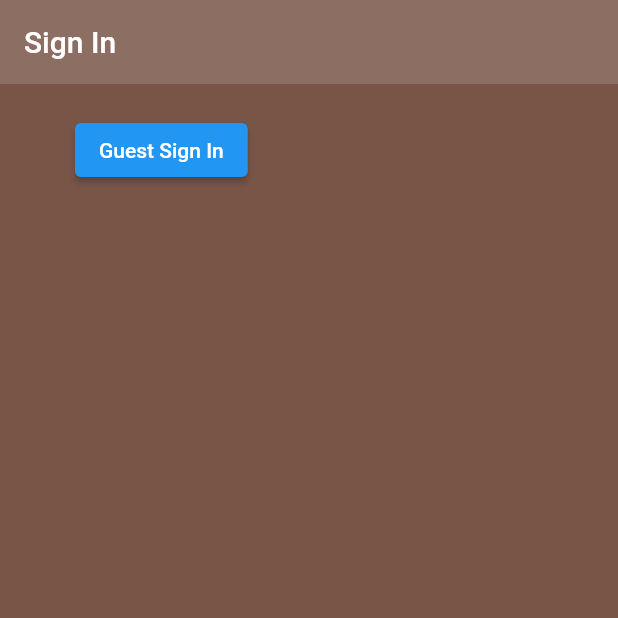
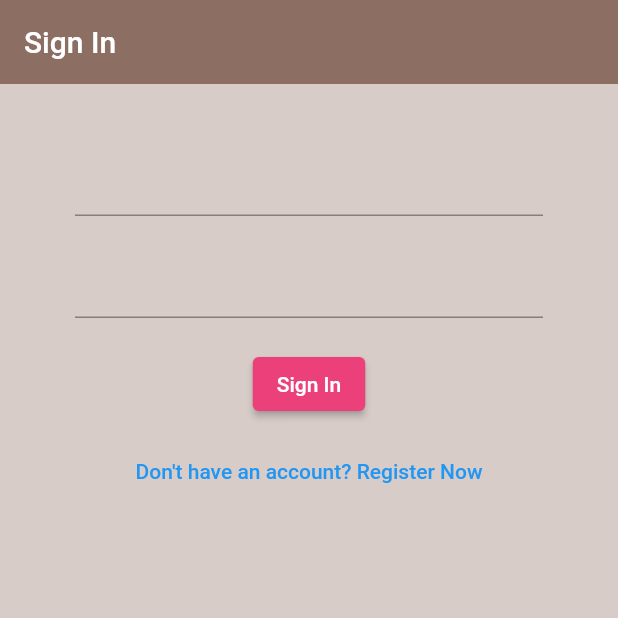
Before and after one commit to M-Dnny/firebase_login, a Flutter app: the screen it shows after launch, on a phone screen of 412 x 824 dp, the top half of it. Run offline on Flutter 3.47's test engine with Material 2 defaults, Android fonts, the phone set to English and light mode, and no system bars; our stand-ins replace firebase_auth, firebase_core; accounts and stored records are empty.

Commit message:
First Commit

```diff
--- a/lib/main.dart
+++ b/lib/main.dart
@@ -1,6 +1,4 @@
-import 'package:firebase_auth/firebase_auth.dart';
 import 'package:firebase_core/firebase_core.dart';
-import 'package:firebase_login/models/user.dart';
 import 'package:firebase_login/screens/wrapper.dart';
 import 'package:firebase_login/services/auth.dart';
 import 'package:flutter/material.dart';
--- a/lib/screens/authenticate/sign_in.dart
+++ b/lib/screens/authenticate/sign_in.dart
@@ -2,7 +2,8 @@ import 'package:firebase_login/services/auth.dart';
 import 'package:flutter/material.dart';
 
 class SignIn extends StatefulWidget {
-  const SignIn({Key? key}) : super(key: key);
+  final Function toggleView;
+  const SignIn({required this.toggleView});
 
   @override
   _SignInState createState() => _SignInState();
@@ -10,31 +11,58 @@ class SignIn extends StatefulWidget {
 
 class _SignInState extends State<SignIn> {
   final AuthService _auth = AuthService();
+
+  // TextField State
+  String email = '';
+  String password = '';
   @override
   Widget build(BuildContext context) {
     return Scaffold(
-      backgroundColor: Colors.brown,
+      backgroundColor: Colors.brown[100],
       appBar: AppBar(
         backgroundColor: Colors.brown[400],
         elevation: 0.0,
         title: Text('Sign In'),
       ),
       body: Container(
-        padding: EdgeInsets.symmetric(
-          horizontal: 50,
-          vertical: 20,
-        ),
-        child: ElevatedButton(
-          onPressed: () async {
-            dynamic result = await _auth.signInAnon();
-            if (result == null) {
-              print("Sign In did not Worked");
-            } else {
-              print('Sign In Worked');
-              print(result.uid);
-            }
-          },
-          child: Text('Guest Sign In'),
+        padding: EdgeInsets.symmetric(vertical: 20, horizontal: 50),
+        child: Form(
+          child: Column(
+            children: [
+              SizedBox(height: 20),
+              TextFormField(
+                onChanged: (val) {
+                  setState(() => email = val);
+                },
+              ),
+              SizedBox(height: 20),
+              TextFormField(
+                obscureText: true,
+                onChanged: (val) {
+                  setState(() => password = val);
+                },
+              ),
+              SizedBox(height: 20),
+              ElevatedButton(
+                onPressed: () async {
+                  print(email);
+                  print(password);
+                },
+                child: Text(
+                  'Sign In',
+                ),
+                style: ElevatedButton.styleFrom(
+                  primary: Colors.pink[400],
+                ),
+              ),
+              SizedBox(height: 10),
+              TextButton(
+                  onPressed: () {
+                    widget.toggleView();
+                  },
+                  child: Text("Don't have an account? Register Now"))
+            ],
+          ),
         ),
       ),
     );
```
